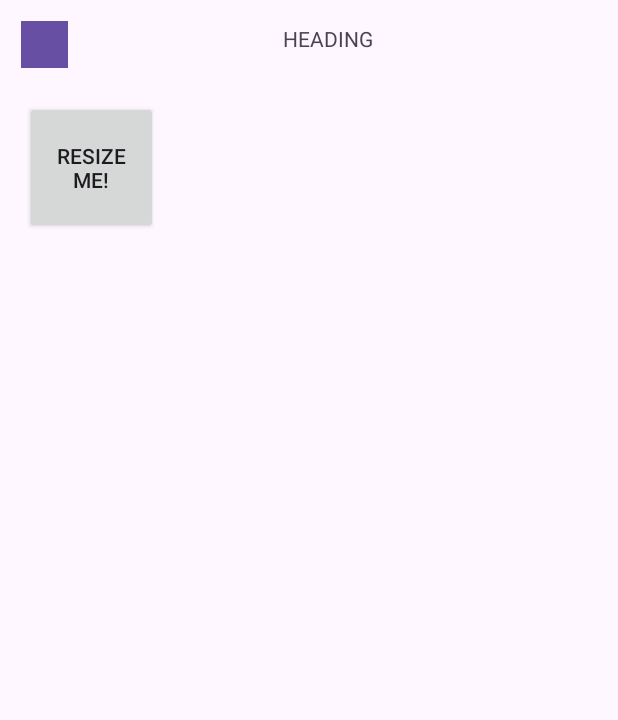
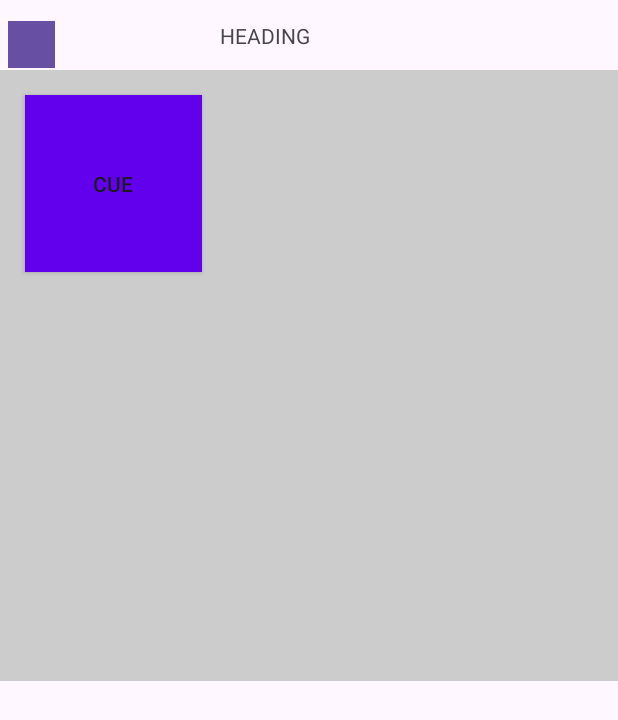
Before and after one commit to aksh-sush/thoughts_1d_board_prototype, an Android app: the screen it shows after launch (jam_interface), after a tap on an icon or button, on a phone screen of 412 x 824 dp. Shown: the top 720 px of the screen. Run offline under Robolectric (Android 15) with nearby library versions, the phone set to English and light mode, and no system bars; our stand-ins replace FlexboxLayout; 1 statement that could not run was skipped.

Commit message:
column-wise flex

```diff
--- a/app/build.gradle.kts
+++ b/app/build.gradle.kts
@@ -44,4 +44,5 @@ dependencies {
     testImplementation(libs.junit)
     androidTestImplementation(libs.ext.junit)
     androidTestImplementation(libs.espresso.core)
+    implementation(libs.flexbox)
 }
--- a/app/src/main/AndroidManifest.xml
+++ b/app/src/main/AndroidManifest.xml
@@ -14,7 +14,7 @@
 
         <!-- MainActivity Declaration -->
         <activity
-            android:name=".MainActivity"
+            android:name=".jam_interface"
             android:exported="true">
             <intent-filter>
                 <action android:name="android.intent.action.MAIN" />
@@ -24,7 +24,7 @@
 
 
         <activity
-            android:name=".jam_interface"
+            android:name=".MainActivity"
         android:exported="true">
         </activity>
     </application>
--- a/app/src/main/java/com/example/adhd_wid/jam_interface.java
+++ b/app/src/main/java/com/example/adhd_wid/jam_interface.java
@@ -1,18 +1,16 @@
 package com.example.adhd_wid;
 
+import android.graphics.Color;
 import android.os.Bundle;
-import android.util.DisplayMetrics;
-import android.view.View;
 import android.widget.Button;
+
 import androidx.appcompat.app.AppCompatActivity;
-import androidx.gridlayout.widget.GridLayout;
+
+import com.google.android.flexbox.FlexboxLayout;
+
+import java.util.Random;
 
 public class jam_interface extends AppCompatActivity {
-
-    private int currentColumn = 0; // Track the current column for placing buttons
-    private int currentRow = 0;    // Track the current row for placing buttons
-    private int gridColumns;       // Number of columns in the grid
-    private int gridRows = 4;      // Number of rows in the grid
 
     @Override
     protected void onCreate(Bundle savedInstanceState) {
@@ -22,60 +20,70 @@ public class jam_interface extends AppCompatActivity {
         // Get reference to the small button
         Button smallButton = findViewById(R.id.button);
 
-        // Get reference to the GridLayout
-        GridLayout gridLayout = findViewById(R.id.gridLayout);
+        // Get reference to the FlexboxLayout
+        FlexboxLayout flexboxLayout = findViewById(R.id.flexbox);
 
-        // Dynamically calculate grid size based on screen size
-        DisplayMetrics displayMetrics = getResources().getDisplayMetrics();
-        int screenWidth = displayMetrics.widthPixels;
-
-        // Set the minimum button size to 1/4 of the screen width and max size to 1/2
-        int minButtonWidthPx = screenWidth / 8;
-        int maxButtonWidthPx = screenWidth / 4;
-
-        // Calculate the number of columns that can fit in the grid based on min button size
-        gridColumns = screenWidth / minButtonWidthPx;
-
-        // Set the GridLayout's column count dynamically
-        gridLayout.setColumnCount(gridColumns);
+        // Set the FlexboxLayout direction to COLUMN to arrange buttons vertically
+        flexboxLayout.setFlexDirection(com.google.android.flexbox.FlexDirection.COLUMN);
 
         // Set an OnClickListener on the small button
-        smallButton.setOnClickListener(v -> addNewButton(gridLayout, minButtonWidthPx, maxButtonWidthPx));
+        smallButton.setOnClickListener(v -> addNewButton(flexboxLayout));
+
+        // Add a layout change listener to ensure all buttons remain square
+        flexboxLayout.addOnLayoutChangeListener((v, left, top, right, bottom, oldLeft, oldTop, oldRight, oldBottom) -> {
+            adjustButtonSizes(flexboxLayout);
+        });
     }
 
-    private void addNewButton(GridLayout gridLayout, int minButtonWidthPx, int maxButtonWidthPx) {
+    private void addNewButton(FlexboxLayout flexboxLayout) {
         // Create a new button
         Button newButton = new Button(this);
-        newButton.setText("Resize Me!");
+        newButton.setText("cue");
 
-        // Calculate random button size between min and max width
-        int buttonWidth = minButtonWidthPx + (int) (Math.random() * (maxButtonWidthPx - minButtonWidthPx));
-        int buttonHeight = buttonWidth; // Keep the button square
+        // Measure the button to calculate the minimum size based on the text
+        newButton.measure(0, 0);
+        int minTextWidth = newButton.getMeasuredWidth();
+        int minTextHeight = newButton.getMeasuredHeight();
 
-        // Set layout parameters for the button
-        GridLayout.LayoutParams params = new GridLayout.LayoutParams();
-        params.width = buttonWidth;
-        params.height = buttonHeight;
-        params.rowSpec = GridLayout.spec(currentRow);
-        params.columnSpec = GridLayout.spec(currentColumn);
-        params.setMargins(10, 10, 10, 10);
+        // Set the minimum button size based on the text dimensions
+        int minButtonSize = Math.max(minTextWidth, minTextHeight);
+
+        // Define the maximum size (e.g., 2 times the minimum size)
+        int maxButtonSize = minButtonSize * 2;
+
+        // Generate a random button size within the min and max range
+        Random random = new Random();
+        int buttonSize = random.nextInt(maxButtonSize - minButtonSize + 1) + minButtonSize;
+
+        // Create LayoutParams for the button
+        FlexboxLayout.LayoutParams params = new FlexboxLayout.LayoutParams(
+                buttonSize, // Set width
+                buttonSize  // Set height to ensure the button is square
+        );
+        params.setMargins(10, 10, 10, 10); // Optional margins for spacing
+
+        // Apply layout parameters to the button
         newButton.setLayoutParams(params);
 
-        // Add functionality to resize the button
+        // Optionally, set a background color for the button
+        newButton.setBackgroundColor(Color.parseColor("#FF6200EE"));
 
-        // Add the new button to the grid
-        gridLayout.addView(newButton);
+        // Add the button to the FlexboxLayout
+        flexboxLayout.addView(newButton);
+    }
 
-        // Update position for the next button
-        if (currentRow + 1 < gridRows) {
-            currentRow++;  // Move to the next row
-        } else {
-            currentRow = 0;  // Reset to first row
-            if (currentColumn + 1 < gridColumns) {
-                currentColumn++;  // Move to the next column
-            } else {
-                currentColumn = 0;  // Reset to the first column
-            }
+    private void adjustButtonSizes(FlexboxLayout flexboxLayout) {
+        // Iterate through all child views of the FlexboxLayout
+        for (int i = 0; i < flexboxLayout.getChildCount(); i++) {
+            Button button = (Button) flexboxLayout.getChildAt(i);
+
+            // Get the current height of the button
+            int buttonHeight = button.getHeight();
+
+            // Update the width to match the height to make it square
+            FlexboxLayout.LayoutParams params = (FlexboxLayout.LayoutParams) button.getLayoutParams();
+            params.width = buttonHeight; // Set width equal to height
+            button.setLayoutParams(params); // Apply updated params
         }
     }
 }
--- a/app/src/main/res/layout/jam_board.xml
+++ b/app/src/main/res/layout/jam_board.xml
@@ -5,24 +5,23 @@
     android:layout_width="match_parent"
     android:layout_height="match_parent">
 
-    <!-- Centered GridLayout -->
-
-    <androidx.gridlayout.widget.GridLayout
-        android:id="@+id/gridLayout"
+    <com.google.android.flexbox.FlexboxLayout
+        android:id="@+id/flexbox"
         android:layout_width="match_parent"
-        android:layout_height="0dp"
+        android:layout_height="313dp"
         android:layout_below="@+id/textView"
+        android:layout_alignParentStart="true"
         android:layout_alignParentEnd="true"
         android:layout_alignParentBottom="true"
-        android:layout_marginTop="15dp"
+        android:layout_marginStart="0dp"
+        android:layout_marginTop="13dp"
         android:layout_marginEnd="0dp"
-        android:layout_marginBottom="357dp"
-        android:padding="10dp"
-        app:columnCount="3"
-        app:rowCount="4">
+        android:layout_marginBottom="370dp"
+        android:background="#CCCCCC"
+        android:padding="10dp">
 
 
-    </androidx.gridlayout.widget.GridLayout>
+    </com.google.android.flexbox.FlexboxLayout>
 
     <Button
         android:id="@+id/button"
@@ -30,19 +29,19 @@
         android:layout_height="31dp"
         android:layout_alignParentStart="true"
         android:layout_alignParentTop="true"
-        android:layout_marginStart="14dp"
+        android:layout_marginStart="5dp"
         android:layout_marginTop="14dp"
         android:background="@drawable/rectangle_txt"
         android:text="Button" />
 
     <TextView
         android:id="@+id/textView"
-        android:layout_width="wrap_content"
+        android:layout_width="353dp"
         android:layout_height="wrap_content"
         android:layout_alignParentTop="true"
         android:layout_alignParentEnd="true"
-        android:layout_marginStart="40dp"
-        android:layout_marginTop="16dp"
+        android:layout_marginStart="-36dp"
+        android:layout_marginTop="14dp"
         android:layout_marginEnd="59dp"
         android:layout_toEndOf="@+id/button"
         android:text="heading"
--- a/build.gradle.kts
+++ b/build.gradle.kts
@@ -1,4 +1,5 @@
 // Top-level build file where you can add configuration options common to all sub-projects/modules.
 plugins {
     alias(libs.plugins.android.application) apply false
+
 }
--- a/gradle/libs.versions.toml
+++ b/gradle/libs.versions.toml
@@ -8,6 +8,7 @@ material = "1.12.0"
 activity = "1.9.3"
 constraintlayout = "2.2.0"
 gridlayout = "1.0.0"
+flexboxVersion="3.0.0"
 
 [libraries]
 junit = { group = "junit", name = "junit", version.ref = "junit" }
@@ -18,6 +19,7 @@ material = { group = "com.google.android.material", name = "material", version.r
 activity = { group = "androidx.activity", name = "activity", version.ref = "activity" }
 constraintlayout = { group = "androidx.constraintlayout", name = "constraintlayout", version.ref = "constraintlayout" }
 gridlayout = { group = "androidx.gridlayout", name = "gridlayout", version.ref = "gridlayout" }
+flexbox = { group = "com.google.android.flexbox", name = "flexbox", version.ref = "flexboxVersion" }
 
 [plugins]
 android-application = { id = "com.android.application", version.ref = "agp" }
```
